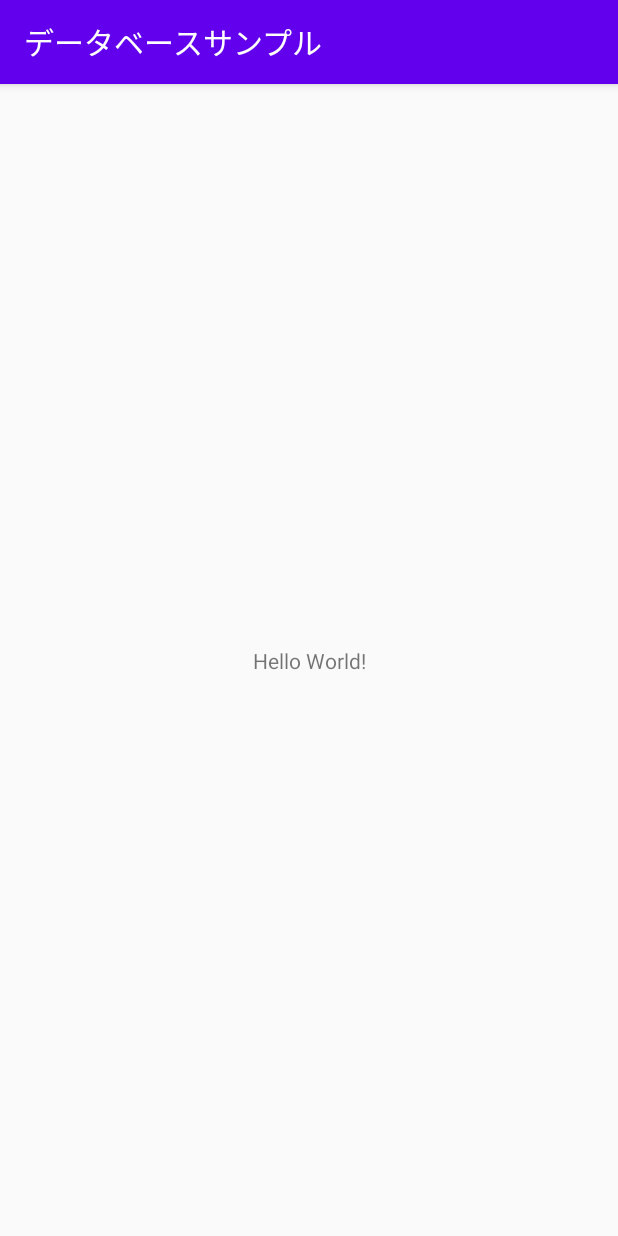
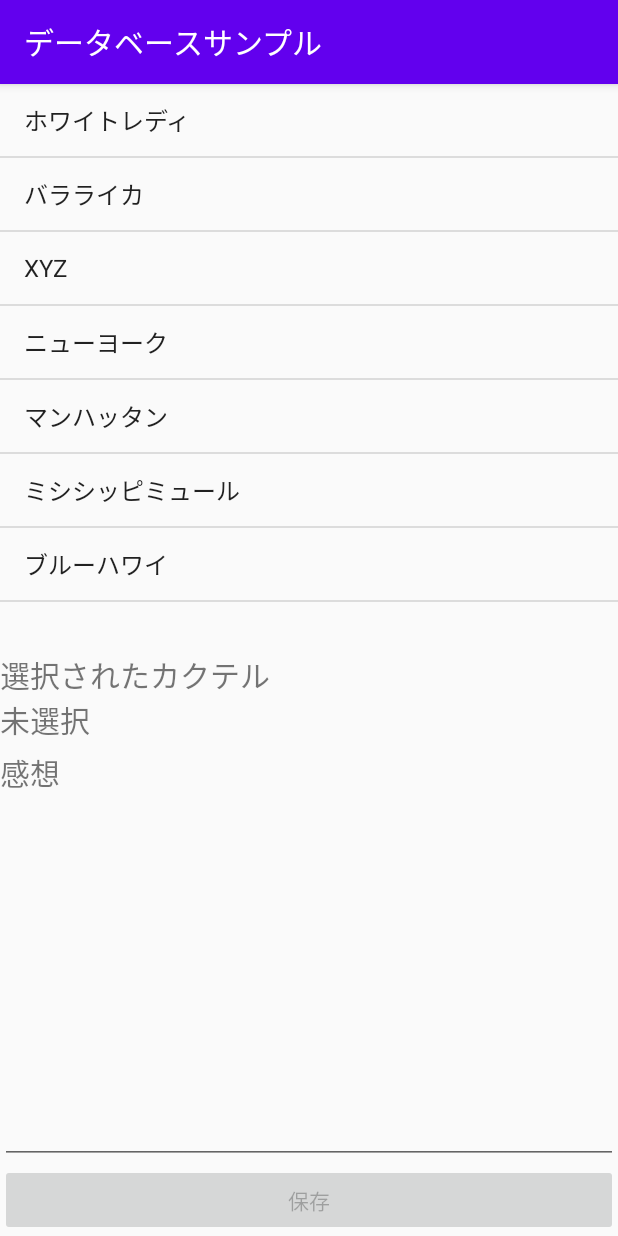
Before and after one commit to suzuki-take/DatabaseSample, an Android app: the screen it shows after launch (CocktailMemoActivity), on a phone screen of 412 x 824 dp. Run offline under Robolectric (Android 15) with nearby library versions, the phone set to English and light mode, and no system bars.

Commit message:
データベース処理以外のコードを記述

```diff
--- a/app/src/main/java/com/websarba/wings/android/databasesample/CocktailMemoActivity.java
+++ b/app/src/main/java/com/websarba/wings/android/databasesample/CocktailMemoActivity.java
@@ -3,12 +3,70 @@ package com.websarba.wings.android.databasesample;
 import androidx.appcompat.app.AppCompatActivity;
 
 import android.os.Bundle;
+import android.view.View;
+import android.widget.AdapterView;
+import android.widget.Button;
+import android.widget.EditText;
+import android.widget.ListView;
+import android.widget.TextView;
 
 public class CocktailMemoActivity extends AppCompatActivity {
+
+    // 選択されたカクテルの主キーIDを表すフィールド
+    int _cocktailId = -1;
+
+    // 選択されたカクテル名を表すフィールド
+    String _cocktailName = "";
+
+    // カクテル名を表示するTextViewフィールド
+    TextView _tvCocktailName;
+
+    // 保存ボタンフィールド
+    Button _btnSave;
 
     @Override
     protected void onCreate(Bundle savedInstanceState) {
         super.onCreate(savedInstanceState);
         setContentView(R.layout.activity_cocktail_memo);
+
+        // カクテル名を表示するTextViewを取得
+        _tvCocktailName = findViewById(R.id.tvCocktailName);
+        // 保存ボタンを取得
+        _btnSave = findViewById(R.id.btnSave);
+        // カクテルリスト用ListView（lvCocktail）を取得
+        ListView lvCocktail = findViewById(R.id.lvCocktail);
+        // lvCocktailにリスナを登録
+        lvCocktail.setOnItemClickListener(new ListItemClickListener());
+    }
+
+    /**
+     * 保存ボタンがタップされたときの処理メソッド
+     */
+    public void onSaveButtonClick(View view){
+        // 感想欄を取得
+        EditText etNote = findViewById(R.id.etNote);
+        // カクテル名を「未選択」に変更
+        _tvCocktailName.setText(getString(R.string.tv_name));
+        // 感想欄の入力値を消去
+        etNote.setText("");
+        // 「保存」ボタンをタップできないように変更
+        _btnSave.setEnabled(false);
+    }
+
+    /**
+     * リストがタップされたときの処理が記述されたメンバクラス
+     */
+    private class ListItemClickListener implements AdapterView.OnItemClickListener {
+        @Override
+        public void onItemClick(AdapterView<?> parent, View view, int position, long id) {
+            // タップされた行番号をフィールドの主キーIDに代入
+            _cocktailId = position;
+            // タップされた行のデータを取得しカクテル名となるので、フィールドに代入
+            _cocktailName = (String) parent.getItemAtPosition(position);
+            // カクテル名を表示するTextViewに表示カクテル名を設定
+            _tvCocktailName.setText(_cocktailName);
+            // 「保存」ボタンをタップできるように設定
+            _btnSave.setEnabled(true);
+        }
     }
 }
--- a/app/src/main/res/layout/activity_cocktail_memo.xml
+++ b/app/src/main/res/layout/activity_cocktail_memo.xml
@@ -1,18 +1,54 @@
 <?xml version="1.0" encoding="utf-8"?>
-<androidx.constraintlayout.widget.ConstraintLayout xmlns:android="http://schemas.android.com/apk/res/android"
-    xmlns:app="http://schemas.android.com/apk/res-auto"
-    xmlns:tools="http://schemas.android.com/tools"
+<LinearLayout
+    xmlns:android="http://schemas.android.com/apk/res/android"
+    android:layout_height="match_parent"
     android:layout_width="match_parent"
-    android:layout_height="match_parent"
-    tools:context=".CocktailMemoActivity">
+    android:orientation="vertical">
 
+<!--カクテルリスト表示-->
+    <ListView
+        android:id="@+id/lvCocktail"
+        android:layout_width="match_parent"
+        android:layout_height="0dp"
+        android:layout_marginBottom="10dp"
+        android:layout_weight="0.6"
+        android:entries="@array/lv_cocktailList"/>
+<!--「選択されたカクテル：」ラベル表示-->
     <TextView
         android:layout_width="wrap_content"
         android:layout_height="wrap_content"
-        android:text="Hello World!"
-        app:layout_constraintBottom_toBottomOf="parent"
-        app:layout_constraintLeft_toLeftOf="parent"
-        app:layout_constraintRight_toRightOf="parent"
-        app:layout_constraintTop_toTopOf="parent" />
+        android:text="@string/tv_lb_name"
+        android:textSize="20sp"/>
+<!--選択されたカクテル名を表示する-->
+    <TextView
+        android:id="@+id/tvCocktailName"
+        android:layout_width="wrap_content"
+        android:layout_height="wrap_content"
+        android:text="@string/tv_name"
+        android:textSize="20sp"/>
+<!--「感想：」ラベル表示-->
+    <TextView
+        android:layout_width="wrap_content"
+        android:layout_height="wrap_content"
+        android:layout_marginTop="5dp"
+        android:text="@string/tv_lb_note"
+        android:textSize="20sp"/>
+<!--感想を入力するEditText-->
+    <EditText
+        android:id="@+id/etNote"
+        android:layout_width="match_parent"
+        android:layout_height="0dp"
+        android:layout_weight="0.4"
+        android:layout_gravity="top"
+        android:inputType="textMultiLine"/>
+<!--保存ボタン-->
+    <Button
+        android:id="@+id/btnSave"
+        android:layout_width="match_parent"
+        android:layout_height="wrap_content"
+        android:enabled="false"
+        android:onClick="onSaveButtonClick"
+        android:text="@string/btn_save"/>
 
-</androidx.constraintlayout.widget.ConstraintLayout>
+
+</LinearLayout>
--- a/app/src/main/res/values/strings.xml
+++ b/app/src/main/res/values/strings.xml
@@ -1,4 +1,16 @@
 <resources>
     <string name="app_name">データベースサンプル</string>
-
+    <string-array name="lv_cocktailList">
+        <item>ホワイトレディ</item>
+        <item>バラライカ</item>
+        <item>XYZ</item>
+        <item>ニューヨーク</item>
+        <item>マンハッタン</item>
+        <item>ミシシッピミュール</item>
+        <item>ブルーハワイ</item>
+    </string-array>
+    <string name="tv_lb_name">選択されたカクテル</string>
+    <string name="tv_name">未選択</string>
+    <string name="tv_lb_note">感想</string>
+    <string name="btn_save">保存</string>
 </resources>
```
